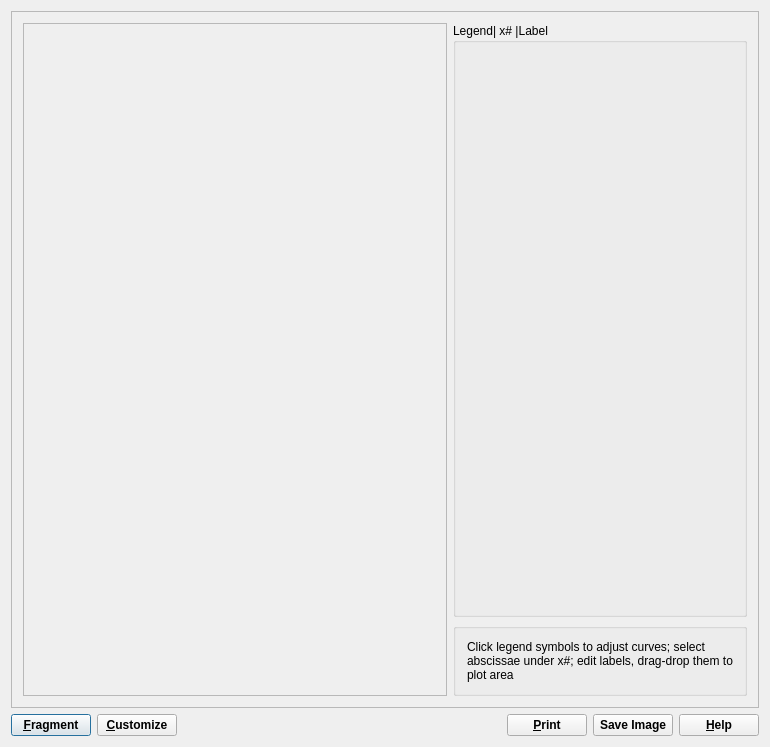
Above: gfshell2/dialogs/GraphDialog4.ui from gemshub/gemsfits before the change. Below: the same form after it.
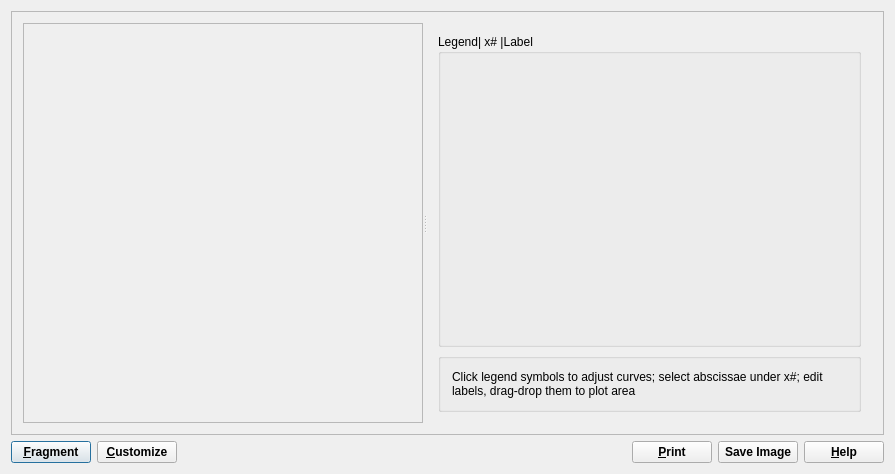
That is the form after the change.

Diff of the .ui file:
```diff
--- a/gfshell2/dialogs/GraphDialog4.ui
+++ b/gfshell2/dialogs/GraphDialog4.ui
@@ -9,8 +9,8 @@
    <rect>
     <x>0</x>
     <y>0</y>
-    <width>770</width>
-    <height>747</height>
+    <width>895</width>
+    <height>471</height>
    </rect>
   </property>
   <property name="font">
@@ -21,7 +21,10 @@
   <property name="windowTitle">
    <string>GEM-Selektor v.3 Graphics Dialog</string>
   </property>
-  <layout class="QGridLayout" name="gridLayout_2">
+  <property name="modal">
+   <bool>false</bool>
+  </property>
+  <layout class="QGridLayout" name="gridLayout">
    <item row="0" column="0" colspan="6">
     <widget class="QFrame" name="framePrn">
      <property name="frameShape">
@@ -30,8 +33,12 @@
      <property name="frameShadow">
       <enum>QFrame::Raised</enum>
      </property>
-     <layout class="QGridLayout" name="gridLayout">
-      <item row="0" column="0" rowspan="2">
+     <layout class="QHBoxLayout" name="horizontalLayout">
+      <item>
+       <widget class="QSplitter" name="splitter">
+        <property name="orientation">
+         <enum>Qt::Horizontal</enum>
+        </property>
        <widget class="QFrame" name="plotFrame">
         <property name="sizePolicy">
          <sizepolicy hsizetype="Expanding" vsizetype="Expanding">
@@ -60,8 +67,9 @@
          </property>
         </layout>
        </widget>
-      </item>
-      <item row="0" column="1">
+        <widget class="QWidget" name="widget" native="true">
+         <layout class="QVBoxLayout" name="verticalLayout_3">
+          <item>
        <widget class="QGroupBox" name="pGrpLegend">
         <property name="sizePolicy">
          <sizepolicy hsizetype="Preferred" vsizetype="Expanding">
@@ -75,7 +83,7 @@
         <layout class="QVBoxLayout" name="verticalLayout"/>
        </widget>
       </item>
-      <item row="1" column="1">
+          <item>
        <widget class="QGroupBox" name="groupBox">
         <property name="sizePolicy">
          <sizepolicy hsizetype="Preferred" vsizetype="Preferred">
@@ -110,10 +118,10 @@
        </widget>
       </item>
      </layout>
-     <zorder>plotFrame</zorder>
-     <zorder>pGrpLegend</zorder>
-     <zorder>TextLabel1</zorder>
-     <zorder>groupBox</zorder>
+        </widget>
+       </widget>
+      </item>
+     </layout>
     </widget>
    </item>
    <item row="1" column="0">
```
Left out of the diff: 21 changed lines with no effect on the pictures. Lines whose indentation alone changed are shown as unchanged.
